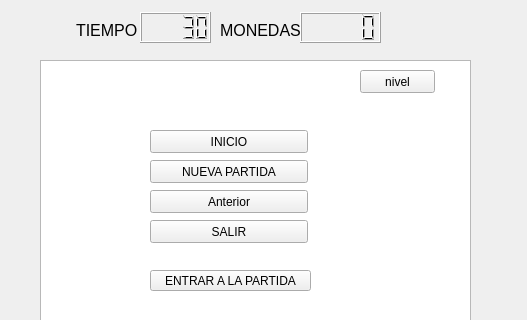
juanUrbinez/ProyectoFinal, file Codigo/Proyecto_final/mainwindow.ui: the form before one commit; both pictures show x 0 to 527 and y 0 to 320 of the 800 by 600 pixel window.
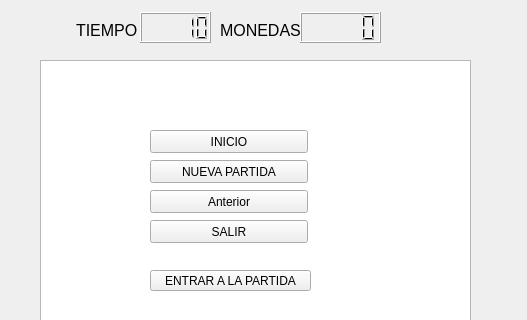
The form after the commit.

Patch:
```diff
--- a/Codigo/Proyecto_final/mainwindow.ui
+++ b/Codigo/Proyecto_final/mainwindow.ui
@@ -47,7 +47,7 @@
      </rect>
     </property>
     <property name="intValue" stdset="0">
-     <number>30</number>
+     <number>10</number>
     </property>
    </widget>
    <widget class="QLabel" name="label_2">
@@ -145,19 +145,6 @@
      <string>ENTRAR A LA PARTIDA</string>
     </property>
    </widget>
-   <widget class="QPushButton" name="nivel">
-    <property name="geometry">
-     <rect>
-      <x>360</x>
-      <y>70</y>
-      <width>75</width>
-      <height>23</height>
-     </rect>
-    </property>
-    <property name="text">
-     <string>nivel</string>
-    </property>
-   </widget>
   </widget>
   <widget class="QMenuBar" name="menubar">
    <property name="geometry">
```
Left out of the diff: 2 changed lines with no effect on the pictures.
